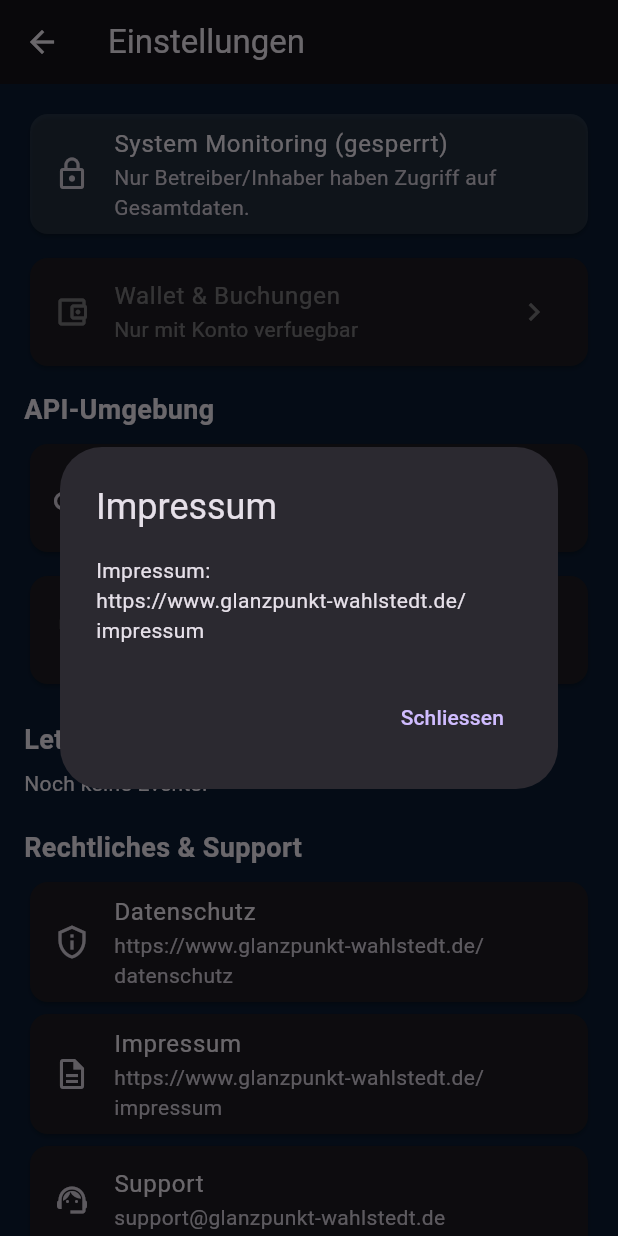
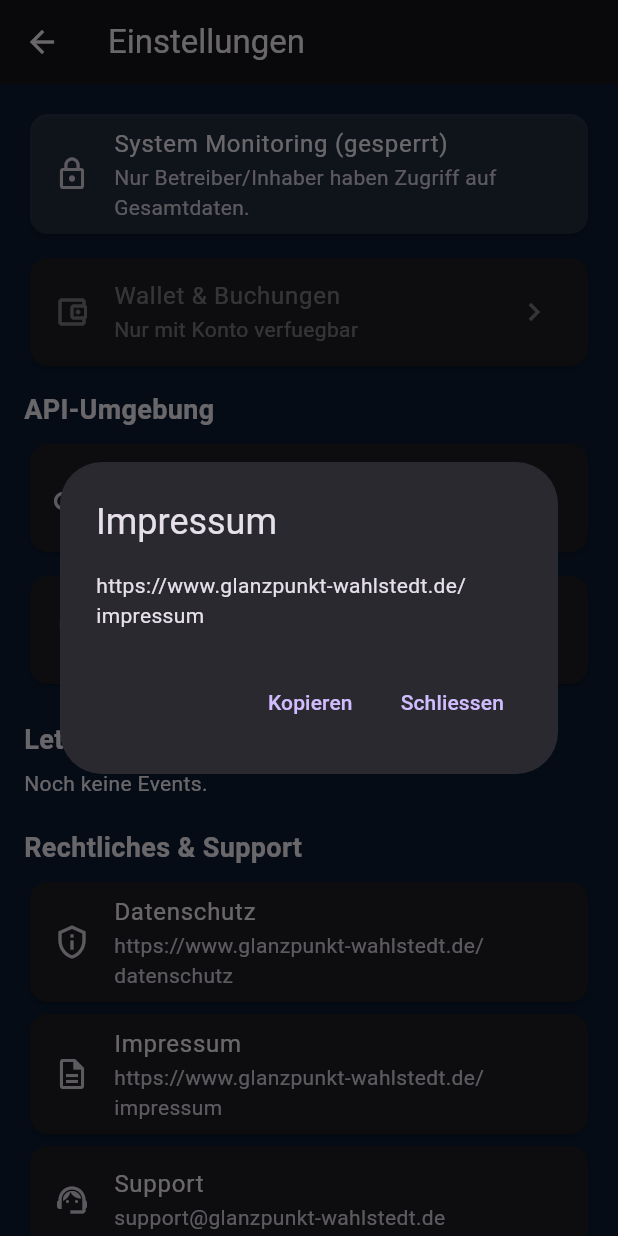
Before and after one commit to Boyna69/glanzpunkt_app, a Flutter app: the SettingsScreen screen opened by its route, after a tap on "Impressum", on a phone screen of 412 x 824 dp. Run offline on Flutter 3.47's test engine with Material 3 defaults, Android fonts, the light colour scheme and no system bars; our stand-ins replace share_plus, shared_preferences, supabase_flutter; missing offline and left inert: mobile_scanner; accounts and stored records are empty; statements that could not run were skipped.

Commit message:
Make legal/support entries actionable with external open and copy fallback

```diff
--- a/lib/screens/settings_screen.dart
+++ b/lib/screens/settings_screen.dart
@@ -1,6 +1,8 @@
 import 'package:flutter/foundation.dart';
 import 'package:flutter/material.dart';
+import 'package:flutter/services.dart';
 import 'package:provider/provider.dart';
+import 'package:url_launcher/url_launcher.dart';
 
 import '../core/app_config.dart';
 import '../services/analytics_service.dart';
@@ -118,6 +120,59 @@ class SettingsScreen extends StatelessWidget {
           ),
         ],
       ),
+    );
+  }
+
+  Future<void> _copyToClipboard(BuildContext context, String value) async {
+    await Clipboard.setData(ClipboardData(text: value));
+    if (!context.mounted) {
+      return;
+    }
+    ScaffoldMessenger.of(
+      context,
+    ).showSnackBar(const SnackBar(content: Text('In Zwischenablage kopiert.')));
+  }
+
+  Future<void> _showLaunchFallbackDialog(
+    BuildContext context, {
+    required String title,
+    required String value,
+  }) async {
+    await showDialog<void>(
+      context: context,
+      builder: (context) => AlertDialog(
+        title: Text(title),
+        content: SelectableText(value),
+        actions: [
+          TextButton(
+            onPressed: () async {
+              await _copyToClipboard(context, value);
+            },
+            child: const Text('Kopieren'),
+          ),
+          TextButton(
+            onPressed: () => Navigator.pop(context),
+            child: const Text('Schliessen'),
+          ),
+        ],
+      ),
+    );
+  }
+
+  Future<void> _openExternalUri(
+    BuildContext context, {
+    required Uri uri,
+    required String fallbackTitle,
+    required String fallbackValue,
+  }) async {
+    final opened = await launchUrl(uri, mode: LaunchMode.externalApplication);
+    if (opened || !context.mounted) {
+      return;
+    }
+    await _showLaunchFallbackDialog(
+      context,
+      title: fallbackTitle,
+      value: fallbackValue,
     );
   }
 
@@ -289,11 +344,23 @@ class SettingsScreen extends StatelessWidget {
               leading: const Icon(Icons.privacy_tip_outlined),
               title: const Text('Datenschutz'),
               subtitle: Text(AppConfig.legalPrivacyUrl),
-              onTap: () => _showInfoDialog(
-                context,
-                title: 'Datenschutz',
-                message: 'Datenschutzhinweise:\n${AppConfig.legalPrivacyUrl}',
-              ),
+              onTap: () async {
+                final uri = Uri.tryParse(AppConfig.legalPrivacyUrl);
+                if (uri == null) {
+                  await _showLaunchFallbackDialog(
+                    context,
+                    title: 'Datenschutz',
+                    value: AppConfig.legalPrivacyUrl,
+                  );
+                  return;
+                }
+                await _openExternalUri(
+                  context,
+                  uri: uri,
+                  fallbackTitle: 'Datenschutz',
+                  fallbackValue: AppConfig.legalPrivacyUrl,
+                );
+              },
             ),
           ),
           Card(
@@ -301,11 +368,23 @@ class SettingsScreen extends StatelessWidget {
               leading: const Icon(Icons.description_outlined),
               title: const Text('Impressum'),
               subtitle: Text(AppConfig.legalImprintUrl),
-              onTap: () => _showInfoDialog(
-                context,
-                title: 'Impressum',
-                message: 'Impressum:\n${AppConfig.legalImprintUrl}',
-              ),
+              onTap: () async {
+                final uri = Uri.tryParse(AppConfig.legalImprintUrl);
+                if (uri == null) {
+                  await _showLaunchFallbackDialog(
+                    context,
+                    title: 'Impressum',
+                    value: AppConfig.legalImprintUrl,
+                  );
+                  return;
+                }
+                await _openExternalUri(
+                  context,
+                  uri: uri,
+                  fallbackTitle: 'Impressum',
+                  fallbackValue: AppConfig.legalImprintUrl,
+                );
+              },
             ),
           ),
           Card(
@@ -313,11 +392,19 @@ class SettingsScreen extends StatelessWidget {
               leading: const Icon(Icons.support_agent_outlined),
               title: const Text('Support'),
               subtitle: Text(AppConfig.supportEmail),
-              onTap: () => _showInfoDialog(
-                context,
-                title: 'Support',
-                message: 'Kontakt:\n${AppConfig.supportEmail}',
-              ),
+              onTap: () async {
+                final uri = Uri(
+                  scheme: 'mailto',
+                  path: AppConfig.supportEmail,
+                  queryParameters: const {'subject': 'Glanzpunkt Support'},
+                );
+                await _openExternalUri(
+                  context,
+                  uri: uri,
+                  fallbackTitle: 'Support',
+                  fallbackValue: AppConfig.supportEmail,
+                );
+              },
             ),
           ),
         ],
--- a/pubspec.yaml
+++ b/pubspec.yaml
@@ -36,6 +36,7 @@ dependencies:
   supabase_flutter: ^2.9.1
   path_provider: ^2.1.5
   share_plus: ^12.0.1
+  url_launcher: ^6.3.2
 
   # The following adds the Cupertino Icons font to your application.
   # Use with the CupertinoIcons class for iOS style icons.
```
Also changed, not shown: pubspec.lock.
